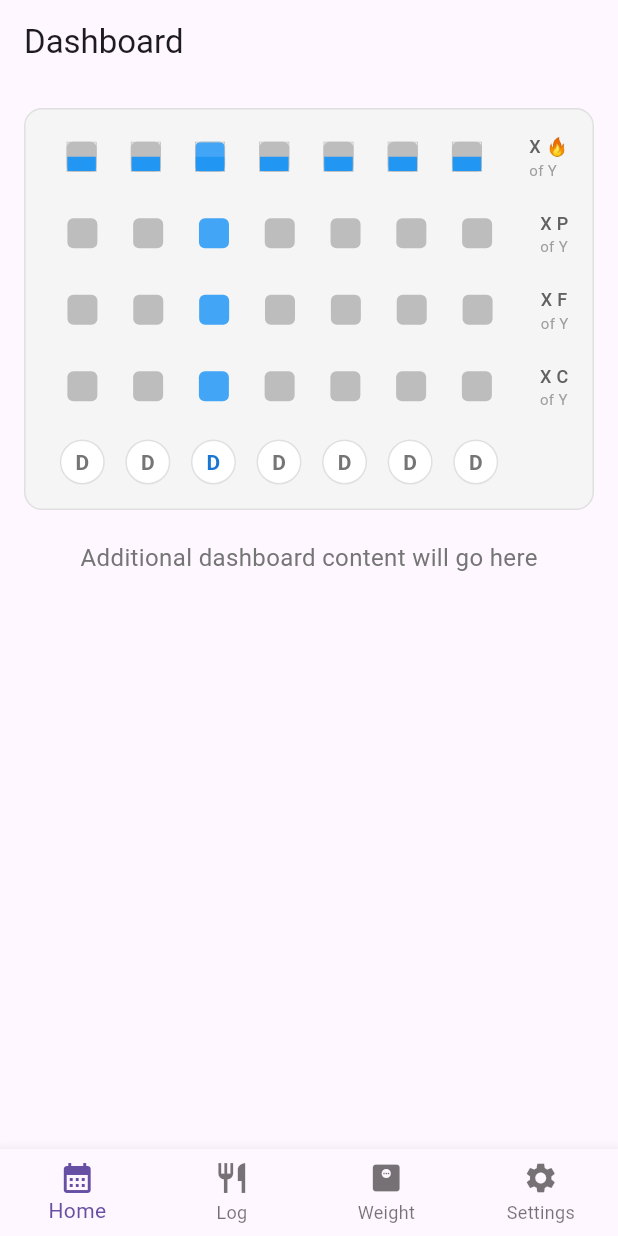
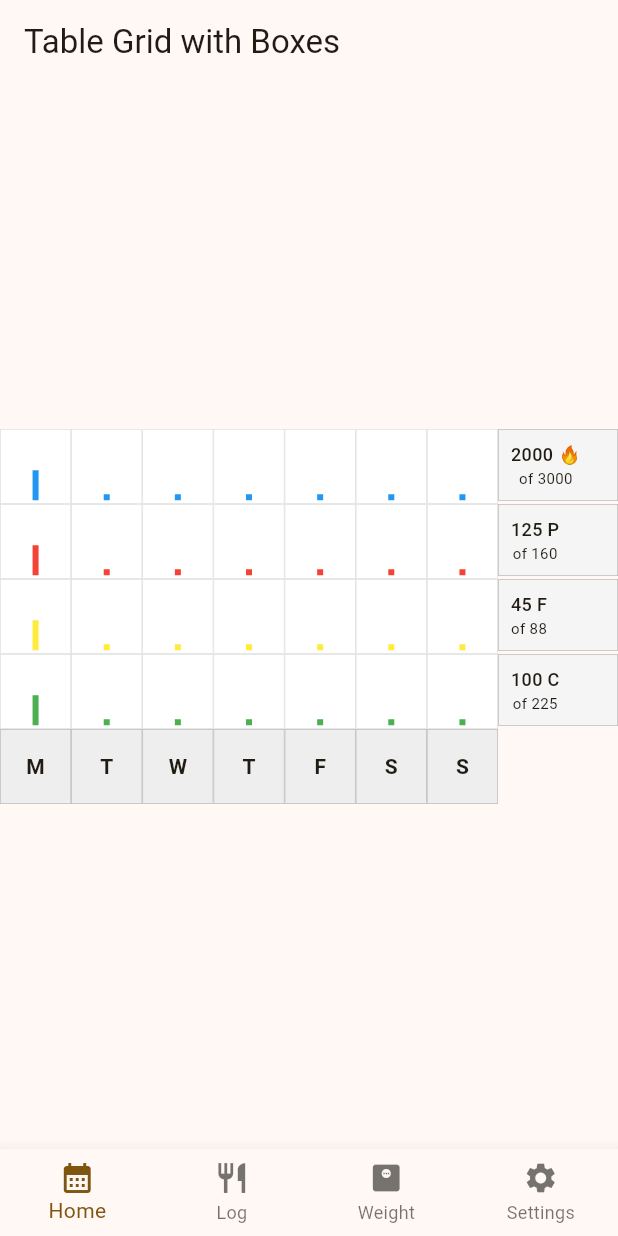
Before and after one commit to chadat23/free_cal_counter, a Flutter app: the screen it shows after launch, on a phone screen of 412 x 824 dp. Run offline on Flutter 3.47's test engine with Material 3 defaults, Android fonts, the phone set to English and light mode, and no system bars.

Commit message:
table alignment better

```diff
--- a/lib/main.dart
+++ b/lib/main.dart
@@ -16,9 +16,10 @@ class MyApp extends StatelessWidget {
     return MaterialApp(
       title: 'Free Cal Counter',
       theme: ThemeData(
-        primarySwatch: Colors.blue,
+        colorScheme: ColorScheme.fromSeed(seedColor: const Color.fromARGB(255, 202, 137, 15)),
         useMaterial3: true,
       ),
+      darkTheme: ThemeData.dark(),
       home: const MainScreen(),
     );
   }
--- a/lib/screens/home_screen.dart
+++ b/lib/screens/home_screen.dart
@@ -6,311 +6,201 @@ class HomeScreen extends StatelessWidget {
   @override
   Widget build(BuildContext context) {
     return Scaffold(
-      appBar: AppBar(
-        title: const Text('Dashboard'),
-      ),
-      body: Padding(
-        padding: const EdgeInsets.all(16.0),
-        child: Column(
-          children: [
-            // Bar Graph Area
-            Container(
-              width: double.infinity,
-              padding: const EdgeInsets.all(16.0),
-              decoration: BoxDecoration(
-                color: Colors.grey[100],
-                borderRadius: BorderRadius.circular(12),
-                border: Border.all(color: Colors.grey[300]!),
-              ),
-              child: Column(
-                children: [
-                  // Row 1: Bars + X F of Y
-                  Row(
-                    children: [
-                      // 7 bar graphs for row 1 - using fixed column widths
-                      Expanded(
-                        child: Row(
-                          children: List.generate(7, (columnIndex) {
-                            bool isToday = columnIndex == 2;
-                            return Expanded(
-                              child: Center(
-                                child: Container(
-                                  width: 20,
-                                  height: 20,
-                                  decoration: BoxDecoration(
-                                    color: isToday ? Colors.blue[400] : Colors.grey[400],
-                                    borderRadius: BorderRadius.circular(4),
-                                  ),
-                                  child: TinyBar(value: 0.5),
-                                ),
-                              ),
-                            );
-                          }),
-                        ),
-                      ),
-                      const SizedBox(width: 20),
-                      // X F of Y labels for row 1
-                      Column(
-                        crossAxisAlignment: CrossAxisAlignment.start,
-                        children: [
-                          Text(
-                            'X 🔥',
-                            style: TextStyle(
-                              fontSize: 12,
-                              fontWeight: FontWeight.w500,
-                              color: Colors.grey[700],
-                            ),
-                          ),
-                          Text(
-                            'of Y',
-                            style: TextStyle(
-                              fontSize: 10,
-                              color: Colors.grey[500],
-                            ),
-                          ),
+      appBar: AppBar(title: const Text('Table Grid with Boxes')),
+      body: Center(
+        child: Table(
+          // No border on the Table itself, as cells will have their own
+          columnWidths: const <int, TableColumnWidth>{
+            0: FlexColumnWidth(1.0), // Column 1 content
+            1: FlexColumnWidth(1.0), // Column 2 content
+            2: FlexColumnWidth(1.0), // Column 3 content
+            3: FlexColumnWidth(1.0), // Column 4 content
+            4: FlexColumnWidth(1.0), // Column 5 content
+            5: FlexColumnWidth(1.0), // Column 6 content
+            6: FlexColumnWidth(1.0), // Column 7 content
+            7: FixedColumnWidth(80.0), // Row labels
+          },
+          children: <TableRow>[
+            // Row 1
+            TableRow(
+              children: <Widget>[
+                _buildBarChartCell(Colors.blue, 100),
+                _buildBarChartCell(Colors.blue, 20),
+                _buildBarChartCell(Colors.blue, 20),
+                _buildBarChartCell(Colors.blue, 20),
+                _buildBarChartCell(Colors.blue, 20),
+                _buildBarChartCell(Colors.blue, 20),
+                _buildBarChartCell(Colors.blue, 20),
+                _buildLabelCell('2000 🔥', 'of 3000'),
               ],
             ),
+            // Row 2 (with an empty cell)
+            TableRow(
+              children: <Widget>[
+                _buildBarChartCell(Colors.red, 100),
+                _buildBarChartCell(Colors.red, 20),
+                _buildBarChartCell(Colors.red, 20),
+                _buildBarChartCell(Colors.red, 20),
+                _buildBarChartCell(Colors.red, 20),
+                _buildBarChartCell(Colors.red, 20),
+                _buildBarChartCell(Colors.red, 20),
+                _buildLabelCell('125 P', 'of 160'),
               ],
             ),
-                  const SizedBox(height: 20),
-
-                  // Row 2: Bars + X P of Y
-                  Row(
-                    children: [
-                      // 7 bar graphs for row 2 - using fixed column widths
-                      Expanded(
-                        child: Row(
-                          children: List.generate(7, (columnIndex) {
-                            bool isToday = columnIndex == 2;
-                            return Expanded(
-                              child: Center(
-                                child: Container(
-                                  width: 20,
-                                  height: 20,
-                                  decoration: BoxDecoration(
-                                    color: isToday ? Colors.blue[400] : Colors.grey[400],
-                                    borderRadius: BorderRadius.circular(4),
-                                  ),
-                                ),
-                              ),
-                            );
-                          }),
-                        ),
-                      ),
-                      const SizedBox(width: 20),
-                      // X P of Y labels for row 2
-                      Column(
-                        crossAxisAlignment: CrossAxisAlignment.start,
-                        children: [
-                          Text(
-                            'X P',
-                            style: TextStyle(
-                              fontSize: 12,
-                              fontWeight: FontWeight.w500,
-                              color: Colors.grey[700],
-                            ),
-                          ),
-                          Text(
-                            'of Y',
-                            style: TextStyle(
-                              fontSize: 10,
-                              color: Colors.grey[500],
-                            ),
-                          ),
+            // Row 3
+            TableRow(
+              children: <Widget>[
+                _buildBarChartCell(Colors.yellow, 100),
+                _buildBarChartCell(Colors.yellow, 20),
+                _buildBarChartCell(Colors.yellow, 20),
+                _buildBarChartCell(Colors.yellow, 20),
+                _buildBarChartCell(Colors.yellow, 20),
+                _buildBarChartCell(Colors.yellow, 20),
+                _buildBarChartCell(Colors.yellow, 20),
+                _buildLabelCell('45 F', 'of 88'),
               ],
             ),
+            // Row 4
+            TableRow(
+              children: <Widget>[
+                _buildBarChartCell(Colors.green, 100),
+                _buildBarChartCell(Colors.green, 20),
+                _buildBarChartCell(Colors.green, 20),
+                _buildBarChartCell(Colors.green, 20),
+                _buildBarChartCell(Colors.green, 20),
+                _buildBarChartCell(Colors.green, 20),
+                _buildBarChartCell(Colors.green, 20),
+                _buildLabelCell('100 C', 'of 225'),
               ],
             ),
-                  const SizedBox(height: 20),
-
-                  // Row 3: Bars + X F of Y
-                  Row(
-                    children: [
-                      // 7 bar graphs for row 3 - using fixed column widths
-                      Expanded(
-                        child: Row(
-                          children: List.generate(7, (columnIndex) {
-                            bool isToday = columnIndex == 2;
-                            return Expanded(
-                              child: Center(
-                                child: Container(
-                                  width: 20,
-                                  height: 20,
-                                  decoration: BoxDecoration(
-                                    color: isToday ? Colors.blue[400] : Colors.grey[400],
-                                    borderRadius: BorderRadius.circular(4),
-                                  ),
-                                ),
-                              ),
-                            );
-                          }),
-                        ),
-                      ),
-                      const SizedBox(width: 20),
-                      // X F of Y labels for row 3
-                      Column(
-                        crossAxisAlignment: CrossAxisAlignment.start,
-                        children: [
-                          Text(
-                            'X F',
-                            style: TextStyle(
-                              fontSize: 12,
-                              fontWeight: FontWeight.w500,
-                              color: Colors.grey[700],
-                            ),
-                          ),
-                          Text(
-                            'of Y',
-                            style: TextStyle(
-                              fontSize: 10,
-                              color: Colors.grey[500],
-                            ),
-                          ),
+            // Column Labels Row
+            TableRow(
+              children: <Widget>[
+                _buildFooterCell('M'),
+                _buildFooterCell('T'),
+                _buildFooterCell('W'),
+                _buildFooterCell('T'),
+                _buildFooterCell('F'),
+                _buildFooterCell('S'),
+                _buildFooterCell('S'),
+                const SizedBox(
+                    height: 50,
+                    child: Center(child: Text(''))), // Empty top-left corner
               ],
-                      ),
-                    ],
-                  ),
-                  const SizedBox(height: 20),
-
-                  // Row 4: Bars + X C of Y
-                  Row(
-                    children: [
-                      // 7 bar graphs for row 4 - using fixed column widths
-                      Expanded(
-                        child: Row(
-                          children: List.generate(7, (columnIndex) {
-                            bool isToday = columnIndex == 2;
-                            return Expanded(
-                              child: Center(
-                                child: Container(
-                                  width: 20,
-                                  height: 20,
-                                  decoration: BoxDecoration(
-                                    color: isToday ? Colors.blue[400] : Colors.grey[400],
-                                    borderRadius: BorderRadius.circular(4),
-                                  ),
-                                ),
-                              ),
-                            );
-                          }),
-                        ),
-                      ),
-                      const SizedBox(width: 20),
-                      // X C of Y labels for row 4
-                      Column(
-                        crossAxisAlignment: CrossAxisAlignment.start,
-                        children: [
-                          Text(
-                            'X C',
-                            style: TextStyle(
-                              fontSize: 12,
-                              fontWeight: FontWeight.w500,
-                              color: Colors.grey[700],
-                            ),
-                          ),
-                          Text(
-                            'of Y',
-                            style: TextStyle(
-                              fontSize: 10,
-                              color: Colors.grey[500],
-                            ),
-                          ),
-                        ],
-                      ),
-                    ],
-                  ),
-                  const SizedBox(height: 20),
-
-                  // Day labels row - now with consistent spacing
-                  Row(
-                    children: [
-                      // 7 day labels aligned with their respective bar columns
-                      Expanded(
-                        child: Row(
-                          children: [
-                            // Use the same spacing logic as the bars
-                            ...List.generate(7, (columnIndex) {
-                              bool isToday = columnIndex == 2;
-                              return Expanded(
-                                child: Center(
-                                  child: Container(
-                                    width: 30,
-                                    height: 30,
-                                    decoration: BoxDecoration(
-                                      color: Colors.white,
-                                      borderRadius: BorderRadius.circular(15),
-                                      border: Border.all(color: Colors.grey[300]!),
-                                    ),
-                                    child: Center(
-                                      child: Text(
-                                        'D', // Placeholder: will be programmatically set
-                                        style: TextStyle(
-                                          fontSize: 14,
-                                          fontWeight: FontWeight.bold,
-                                          color: isToday ? Colors.blue[700] : Colors.grey[600],
-                                        ),
-                                      ),
-                                    ),
-                                  ),
-                                ),
-                              );
-                            }),
-                          ],
-                        ),
-                      ),
-                      const SizedBox(width: 20),
-                      // Blank space to maintain consistent layout
-                      const SizedBox(width: 20, height: 30),
-                    ],
-                  ),
-                ],
-              ),
-            ),
-            const SizedBox(height: 20),
-            // Placeholder for additional content
-            Text(
-              'Additional dashboard content will go here',
-              style: TextStyle(
-                fontSize: 16,
-                color: Colors.grey[600],
-              ),
             ),
           ],
         ),
       ),
     );
   }
+
+  // Header cells with a subtle border and background
+  Widget _buildFooterCell(String text) {
+    return Container(
+      padding: const EdgeInsets.all(8.0),
+      alignment: Alignment.center,
+      decoration: BoxDecoration(
+        color: Colors.grey[200],
+        border: Border.all(color: Colors.grey.shade400, width: 0.5),
+      ),
+      height: 50,
+      child: Text(
+        text,
+        style: const TextStyle(fontWeight: FontWeight.bold),
+      ),
+    );
   }
 
-double mmToLogicalPx(BuildContext context, double mm) {
-  final dpi = MediaQuery.of(context).devicePixelRatio * 160;
-  return mm * dpi / 25.4;
+  // Row label cells with a subtle border and background
+  Widget _buildLabelCell(String text1, String text2) {
+    return Container(
+      padding: const EdgeInsets.all(8.0),
+      alignment: Alignment.centerLeft,
+      decoration: BoxDecoration(
+        color: Colors.grey[100],
+        border: Border.all(color: Colors.grey.shade400, width: 0.5),
+      ),
+      child: Column(
+        children: [
+          Text(
+            text1,
+            style: const TextStyle(fontWeight: FontWeight.w500, fontSize: 12.0),
+          ),
+          Text(
+            text2,
+            style: const TextStyle(fontWeight: FontWeight.w400, fontSize: 10.0),
+          ),
+        ],
+      ),
+    );
   }
 
-class TinyBar extends StatelessWidget {
-  final double value; // 0.0 to 1.0
-  const TinyBar({super.key, required this.value});
-
-  double mmToLogicalPx(BuildContext context, double mm) {
-    final dpi = MediaQuery.of(context).devicePixelRatio * 160;
-    return mm * dpi / 25.4;
+  // Content cells now have a clear border
+  Widget _buildContentCell(Color color, String text) {
+    return Container(
+      padding: const EdgeInsets.all(8.0),
+      alignment: Alignment.center,
+      decoration: BoxDecoration(
+        color: color.withOpacity(0.2), // Light background color
+        border: Border.all(color: Colors.black, width: 0.8), // Distinct box border
+      ),
+      child: Text(text),
+    );
   }
 
-  @override
-  Widget build(BuildContext context) {
-    final barWidth = mmToLogicalPx(context, 1.5);
-    final barHeight = mmToLogicalPx(context, 5);
+  // Empty cells also have a clear border to show they are "boxes"
+  Widget _buildEmptyCell() {
+    return Container(
+      // The height will be determined by the tallest content in the row
+      // We are just adding decoration to make it visible as a box
+      decoration: BoxDecoration(
+        color: Colors.grey[50],
+        border: Border.all(color: Colors.black, width: 0.8), // Distinct box border
+      ),
+    );
+  }
 
+  // Constants for consistent cell sizing for bar charts
+  final double _barChartCellHeight = 50.0; // Example fixed height for the entire cell
+  final double _barWidthFixed = 4.0; // Fixed bar width
+  final double _maxBarHeightFixed = 20.0; // Max height for the bar itself (at 100%)
+
+  Widget _buildBarChartCell(Color color, double value) {
+    // 1. Error Checking: Ensure value is within 0-100
+    if (value < 0) {
+      debugPrint('Warning: Bar chart value $value is less than 0. Clamping to 0.');
+      value = 0;
+    }
+    if (value > 100) {
+      debugPrint('Warning: Bar chart value $value is greater than 100. Clamping to 100.');
+      value = 100;
+    }
+
+    // 2. Calculate actual bar height based on percentage
+    final double barHeight = (_maxBarHeightFixed * (value / 100));
+
+    // 3. Create the bar using a Container
+    final Widget bar = Container(
+      width: _barWidthFixed,
+      height: barHeight,
+      color: color,
+    );
+
+    // 4. Wrap the bar and text in a Container with a fixed height
     return Container(
-      width: barWidth,
-      height: barHeight,
+      height: _barChartCellHeight, // <--- **Crucial Change: Fixed height for the cell**
       alignment: Alignment.bottomCenter,
+      padding: const EdgeInsets.symmetric(horizontal: 4.0, vertical: 2.0),
       decoration: BoxDecoration(
-        border: Border.all(color: Colors.grey.shade400, width: 0.5),
+        color: Colors.white,
+        border: Border.all(color: Colors.grey.shade300, width: 0.5),
       ),
-      child: FractionallySizedBox(
-        heightFactor: value, // scales bar fill
-        child: Container(color: Colors.blue),
+      child: Column(
+        mainAxisSize: MainAxisSize.min,
+        mainAxisAlignment: MainAxisAlignment.end,
+        children: [
+          bar,
+        ],
       ),
     );
   }
```
Also changed, not shown: 1 other file. Lines whose indentation alone changed are shown as unchanged.
